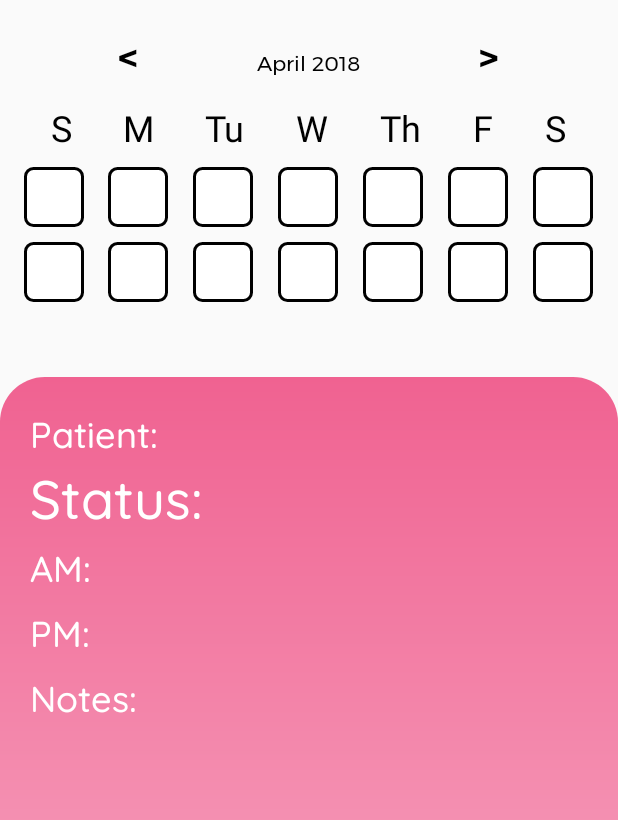
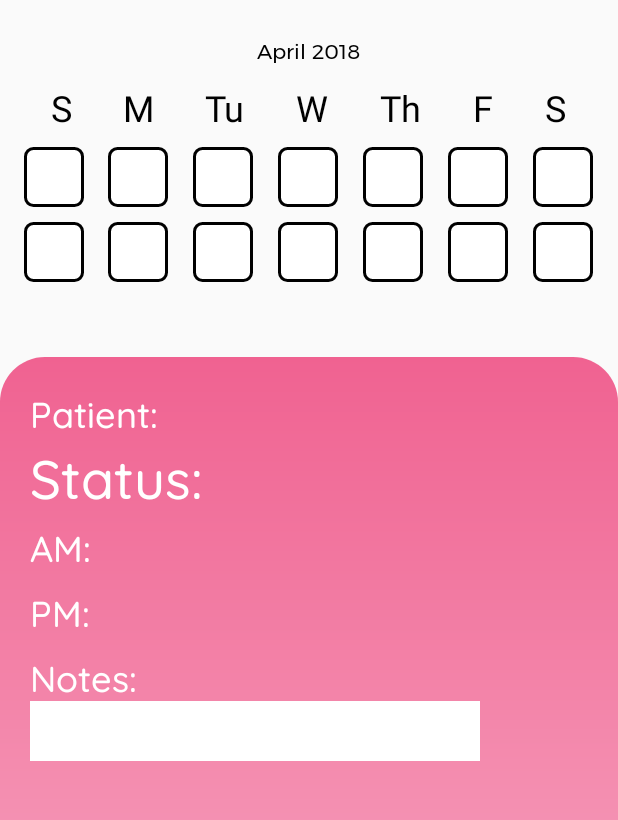
Before and after one commit to anthonyc1/pillbug, an Android app: the WeekView screen opened directly, with no data from a screen before it, on a phone screen of 412 x 824 dp, the part 70-890 px from its top. Run offline under Robolectric (Android 15) with nearby library versions, the phone set to English and light mode, and no system bars.

Commit message:
Work on settings

```diff
--- /dev/null
+++ b/Android/app/src/main/java/com/pillbox/pillbox/SettingsView.java
@@ -0,0 +1,4 @@
+package com.pillbox.pillbox;
+
+public class SettingsView {
+}
--- /dev/null
+++ b/Android/app/src/main/res/layout/settings_view.xml
@@ -0,0 +1,6 @@
+<?xml version="1.0" encoding="utf-8"?>
+<LinearLayout xmlns:android="http://schemas.android.com/apk/res/android"
+    android:layout_width="match_parent"
+    android:layout_height="match_parent">
+
+</LinearLayout>
--- a/Android/app/src/main/res/layout/week_view.xml
+++ b/Android/app/src/main/res/layout/week_view.xml
@@ -58,13 +58,13 @@
             android:layout_width="wrap_content"
             android:layout_height="wrap_content"
             android:layout_weight="1" />
-        <TextView
-            android:layout_width="wrap_content"
-            android:layout_height="wrap_content"
-            android:fontFamily="@font/montserrat_bold"
-            android:text="\u003C"
-            android:textSize="24sp"
-            android:textColor="@color/blackColor"/>/>
+        <!--<TextView-->
+            <!--android:layout_width="wrap_content"-->
+            <!--android:layout_height="wrap_content"-->
+            <!--android:fontFamily="@font/montserrat_bold"-->
+            <!--android:text="\u003C"-->
+            <!--android:textSize="24sp"-->
+            <!--android:textColor="@color/blackColor"/>-->
         <Space
             android:layout_width="wrap_content"
             android:layout_height="wrap_content"
@@ -80,13 +80,13 @@
             android:layout_width="wrap_content"
             android:layout_height="wrap_content"
             android:layout_weight="1" />
-        <TextView
-            android:layout_width="wrap_content"
-            android:layout_height="wrap_content"
-            android:fontFamily="@font/montserrat_bold"
-            android:text="\u003E"
-            android:textSize="24sp"
-            android:textColor="@color/blackColor"/>/>
+        <!--<TextView-->
+            <!--android:layout_width="wrap_content"-->
+            <!--android:layout_height="wrap_content"-->
+            <!--android:fontFamily="@font/montserrat_bold"-->
+            <!--android:text="\u003E"-->
+            <!--android:textSize="24sp"-->
+            <!--android:textColor="@color/blackColor"/>-->
         <Space
             android:layout_width="wrap_content"
             android:layout_height="wrap_content"
@@ -409,6 +409,15 @@
                 android:text="@string/notes_title"
                 android:textSize="24sp"
                 android:textColor="@color/whiteColor"/>
+            <EditText
+                android:id="@+id/message"
+                android:layout_marginLeft="20dp"
+                android:layout_width="300dp"
+                android:layout_height="40dp"
+                android:background="@color/whiteColor"
+                android:inputType=
+                    "textCapSentences|textAutoCorrect" />
+
 
         </LinearLayout>
 
```
Also changed, not shown: Android/app/src/main/res/drawable/textfield.xml (added, +7 -0 lines).
